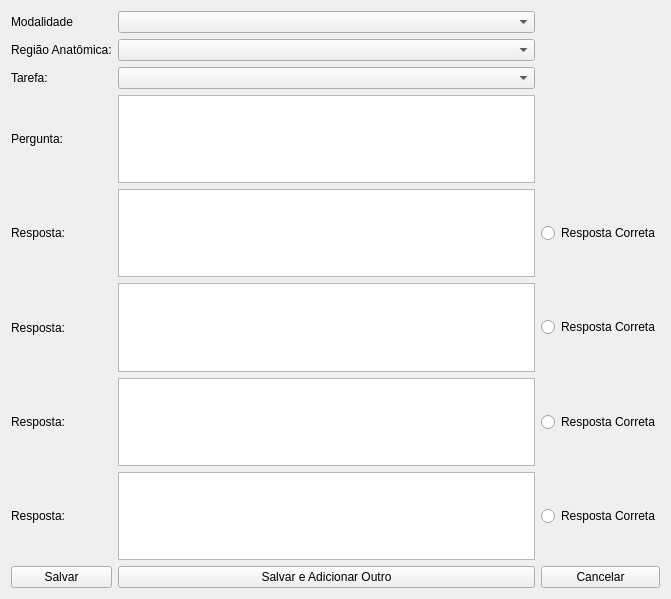
caiovosilva/anatomy, file anatomy/newquestionwindow.ui: the form before one commit.
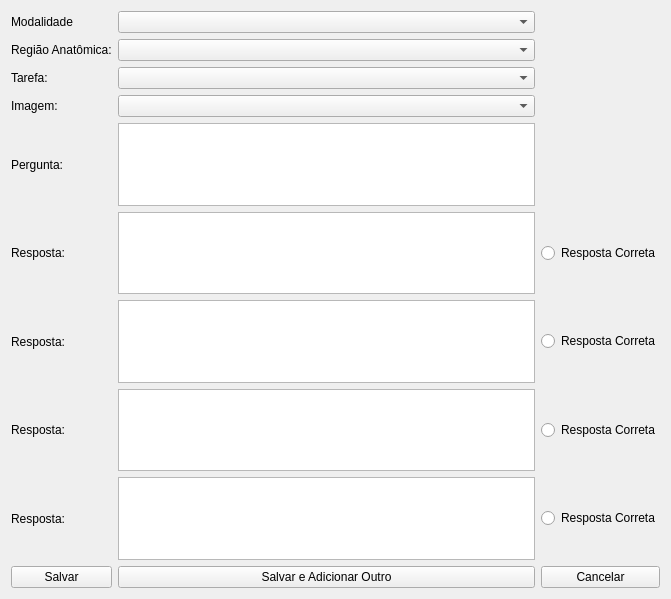
The form after the commit.

Commit message: unfinished braking changes that needed to be saved

```diff
--- a/anatomy/newquestionwindow.ui
+++ b/anatomy/newquestionwindow.ui
@@ -13,49 +13,26 @@
   <property name="windowTitle">
    <string>Form</string>
   </property>
-  <layout class="QHBoxLayout" name="horizontalLayout">
-   <item>
     <layout class="QGridLayout" name="gridLayout">
-     <item row="2" column="1">
-      <widget class="QComboBox" name="assignmentComboBox"/>
-     </item>
-     <item row="4" column="0">
-      <widget class="QLabel" name="label_2">
+   <item row="0" column="0">
+    <widget class="QLabel" name="label_8">
        <property name="text">
-        <string>Resposta:</string>
+      <string>Modalidade</string>
        </property>
       </widget>
      </item>
-     <item row="5" column="2">
-      <widget class="QRadioButton" name="correctAnswer2">
-       <property name="text">
-        <string>Resposta Correta</string>
-       </property>
-      </widget>
-     </item>
-     <item row="5" column="0">
-      <widget class="QLabel" name="label_3">
+   <item row="0" column="1">
+    <widget class="QComboBox" name="modalitiesComboBox"/>
+   </item>
+   <item row="1" column="0">
+    <widget class="QLabel" name="label_7">
        <property name="text">
-        <string>Resposta:</string>
+      <string>Região Anatômica:</string>
        </property>
       </widget>
      </item>
-     <item row="7" column="2">
-      <widget class="QRadioButton" name="correctAnswer4">
-       <property name="text">
-        <string>Resposta Correta</string>
-       </property>
-      </widget>
-     </item>
-     <item row="4" column="2">
-      <widget class="QRadioButton" name="correctAnswer1">
-       <property name="text">
-        <string>Resposta Correta</string>
-       </property>
-      </widget>
-     </item>
-     <item row="7" column="1">
-      <widget class="QTextEdit" name="answer4"/>
+   <item row="1" column="1">
+    <widget class="QComboBox" name="anatomicalRegionComboBox"/>
      </item>
      <item row="2" column="0">
       <widget class="QLabel" name="label_6">
@@ -67,7 +44,23 @@
        </property>
       </widget>
      </item>
+   <item row="2" column="1">
+    <widget class="QComboBox" name="assignmentComboBox"/>
+   </item>
      <item row="3" column="0">
+    <widget class="QLabel" name="label_9">
+     <property name="text">
+      <string>Imagem:</string>
+     </property>
+     <property name="buddy">
+      <cstring>question</cstring>
+     </property>
+    </widget>
+   </item>
+   <item row="3" column="1">
+    <widget class="QComboBox" name="anatomyImageComboBox"/>
+   </item>
+   <item row="4" column="0">
       <widget class="QLabel" name="label">
        <property name="text">
         <string>Pergunta:</string>
@@ -77,81 +70,97 @@
        </property>
       </widget>
      </item>
+   <item row="4" column="1">
+    <widget class="QTextEdit" name="question"/>
+   </item>
+   <item row="5" column="0">
+    <widget class="QLabel" name="label_2">
+     <property name="text">
+      <string>Resposta:</string>
+     </property>
+    </widget>
+   </item>
+   <item row="5" column="1">
+    <widget class="QTextEdit" name="answer1"/>
+   </item>
+   <item row="5" column="2">
+    <widget class="QRadioButton" name="correctAnswer1">
+     <property name="text">
+      <string>Resposta Correta</string>
+     </property>
+    </widget>
+   </item>
      <item row="6" column="0">
-      <widget class="QLabel" name="label_4">
+    <widget class="QLabel" name="label_3">
        <property name="text">
         <string>Resposta:</string>
        </property>
       </widget>
      </item>
      <item row="6" column="1">
-      <widget class="QTextEdit" name="answer3"/>
-     </item>
-     <item row="3" column="1">
-      <widget class="QTextEdit" name="question"/>
-     </item>
-     <item row="7" column="0">
-      <widget class="QLabel" name="label_5">
-       <property name="text">
-        <string>Resposta:</string>
-       </property>
-      </widget>
-     </item>
-     <item row="1" column="0">
-      <widget class="QLabel" name="label_7">
-       <property name="text">
-        <string>Região Anatômica:</string>
-       </property>
-      </widget>
+    <widget class="QTextEdit" name="answer2"/>
      </item>
      <item row="6" column="2">
+    <widget class="QRadioButton" name="correctAnswer2">
+     <property name="text">
+      <string>Resposta Correta</string>
+     </property>
+    </widget>
+   </item>
+   <item row="7" column="0">
+    <widget class="QLabel" name="label_4">
+     <property name="text">
+      <string>Resposta:</string>
+     </property>
+    </widget>
+   </item>
+   <item row="7" column="1">
+    <widget class="QTextEdit" name="answer3"/>
+   </item>
+   <item row="7" column="2">
       <widget class="QRadioButton" name="correctAnswer3">
        <property name="text">
         <string>Resposta Correta</string>
        </property>
       </widget>
      </item>
-     <item row="4" column="1">
-      <widget class="QTextEdit" name="answer1"/>
-     </item>
-     <item row="8" column="1">
-      <widget class="QPushButton" name="saveAndContinueButton">
-       <property name="text">
-        <string>Salvar e Adicionar Outro</string>
-       </property>
-      </widget>
-     </item>
-     <item row="5" column="1">
-      <widget class="QTextEdit" name="answer2"/>
-     </item>
      <item row="8" column="0">
+    <widget class="QLabel" name="label_5">
+     <property name="text">
+      <string>Resposta:</string>
+     </property>
+    </widget>
+   </item>
+   <item row="8" column="1">
+    <widget class="QTextEdit" name="answer4"/>
+   </item>
+   <item row="8" column="2">
+    <widget class="QRadioButton" name="correctAnswer4">
+     <property name="text">
+      <string>Resposta Correta</string>
+     </property>
+    </widget>
+   </item>
+   <item row="9" column="0">
       <widget class="QPushButton" name="saveButton">
        <property name="text">
         <string>Salvar</string>
        </property>
       </widget>
      </item>
-     <item row="8" column="2">
+   <item row="9" column="1">
+    <widget class="QPushButton" name="saveAndContinueButton">
+     <property name="text">
+      <string>Salvar e Adicionar Outro</string>
+     </property>
+    </widget>
+   </item>
+   <item row="9" column="2">
       <widget class="QPushButton" name="cancelButton">
        <property name="text">
         <string>Cancelar</string>
        </property>
       </widget>
-     </item>
-     <item row="0" column="0">
-      <widget class="QLabel" name="label_8">
-       <property name="text">
-        <string>Modalidade</string>
-       </property>
-      </widget>
-     </item>
-     <item row="1" column="1">
-      <widget class="QComboBox" name="anatomicalRegionComboBox"/>
-     </item>
-     <item row="0" column="1">
-      <widget class="QComboBox" name="modalitiesComboBox"/>
-     </item>
-    </layout>
    </item>
   </layout>
  </widget>
```
Lines whose indentation alone changed are shown as unchanged. The commit also changes 1 other file.
